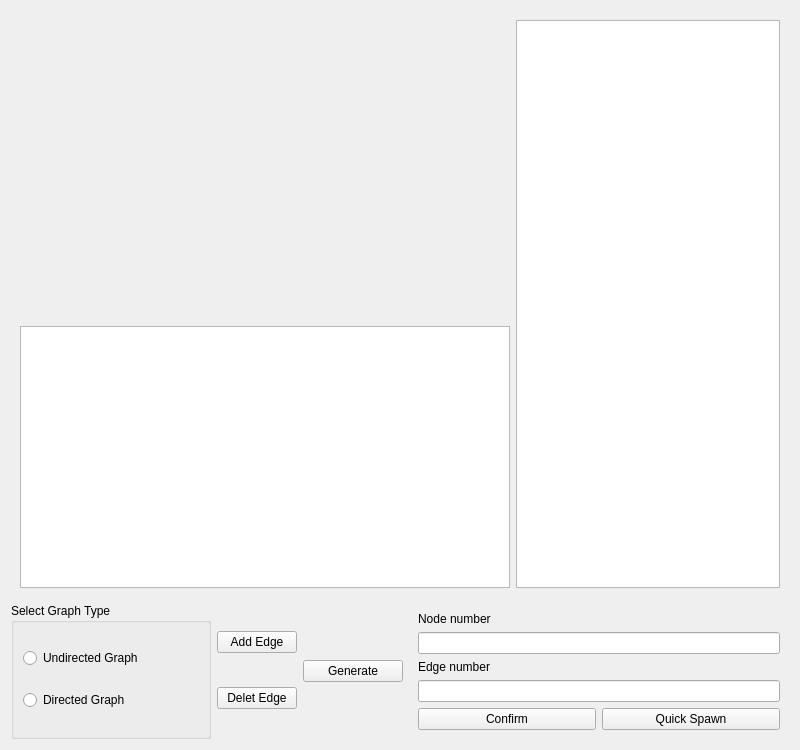
Before: the Qt Designer form generator_ui.ui in KrowFeather/Graph_Generator, drawn with Qt 5.
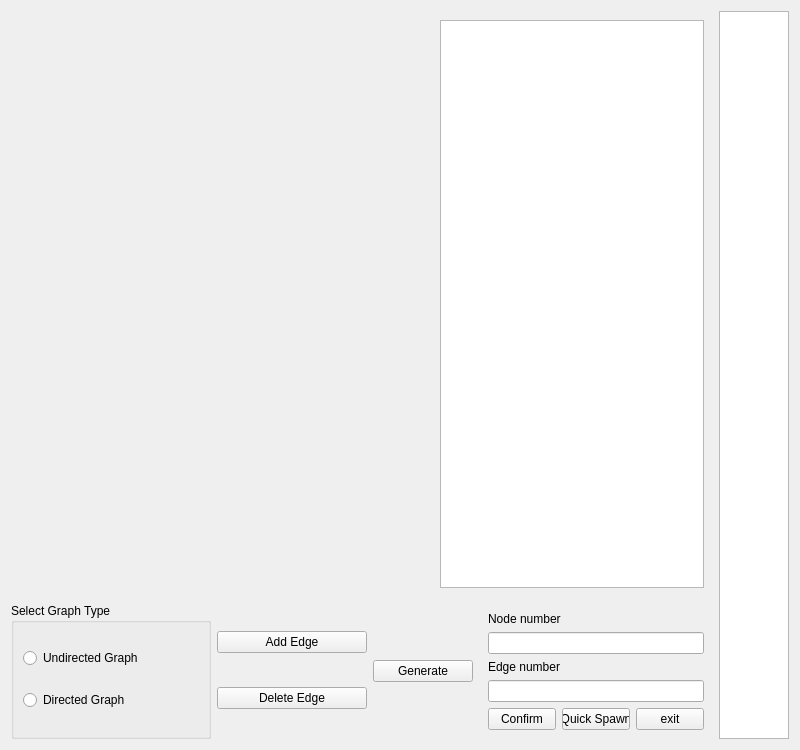
After: the same form once the commit is applied.

Patch:
```diff
--- a/generator_ui.ui
+++ b/generator_ui.ui
@@ -25,6 +25,10 @@
   <property name="windowTitle">
    <string>Form</string>
   </property>
+  <layout class="QHBoxLayout" name="horizontalLayout_8">
+   <item>
+    <layout class="QHBoxLayout" name="horizontalLayout_7">
+     <item>
   <layout class="QVBoxLayout" name="verticalLayout_5">
    <item>
     <widget class="QWidget" name="widget" native="true">
@@ -46,9 +50,6 @@
             </property>
            </widget>
           </item>
-          <item>
-           <widget class="QTableWidget" name="matrixTable"/>
-          </item>
          </layout>
         </item>
         <item>
@@ -61,7 +62,7 @@
           </property>
           <property name="maximumSize">
            <size>
-            <width>16777215</width>
+                <width>340</width>
             <height>16777215</height>
            </size>
           </property>
@@ -125,6 +126,12 @@
         <layout class="QVBoxLayout" name="verticalLayout_3">
          <item>
           <widget class="QPushButton" name="btn_addEdge">
+               <property name="minimumSize">
+                <size>
+                 <width>150</width>
+                 <height>0</height>
+                </size>
+               </property>
            <property name="maximumSize">
             <size>
              <width>100</width>
@@ -138,6 +145,12 @@
          </item>
          <item>
           <widget class="QPushButton" name="btn_delEdge">
+               <property name="minimumSize">
+                <size>
+                 <width>150</width>
+                 <height>0</height>
+                </size>
+               </property>
            <property name="maximumSize">
             <size>
              <width>100</width>
@@ -145,7 +158,7 @@
             </size>
            </property>
            <property name="text">
-            <string>Delet Edge</string>
+                <string>Delete Edge</string>
            </property>
           </widget>
          </item>
@@ -209,12 +222,33 @@
               </property>
              </widget>
             </item>
+                <item>
+                 <widget class="QPushButton" name="btn_exit">
+                  <property name="text">
+                   <string>exit</string>
+                  </property>
+                 </widget>
+                </item>
            </layout>
           </item>
          </layout>
         </widget>
        </item>
       </layout>
+         </item>
+        </layout>
+       </item>
+      </layout>
+     </item>
+     <item>
+      <widget class="QTableWidget" name="matrixTable">
+       <property name="maximumSize">
+        <size>
+         <width>600</width>
+         <height>16777215</height>
+        </size>
+       </property>
+      </widget>
      </item>
     </layout>
    </item>
```
Lines whose indentation alone changed are shown as unchanged.
